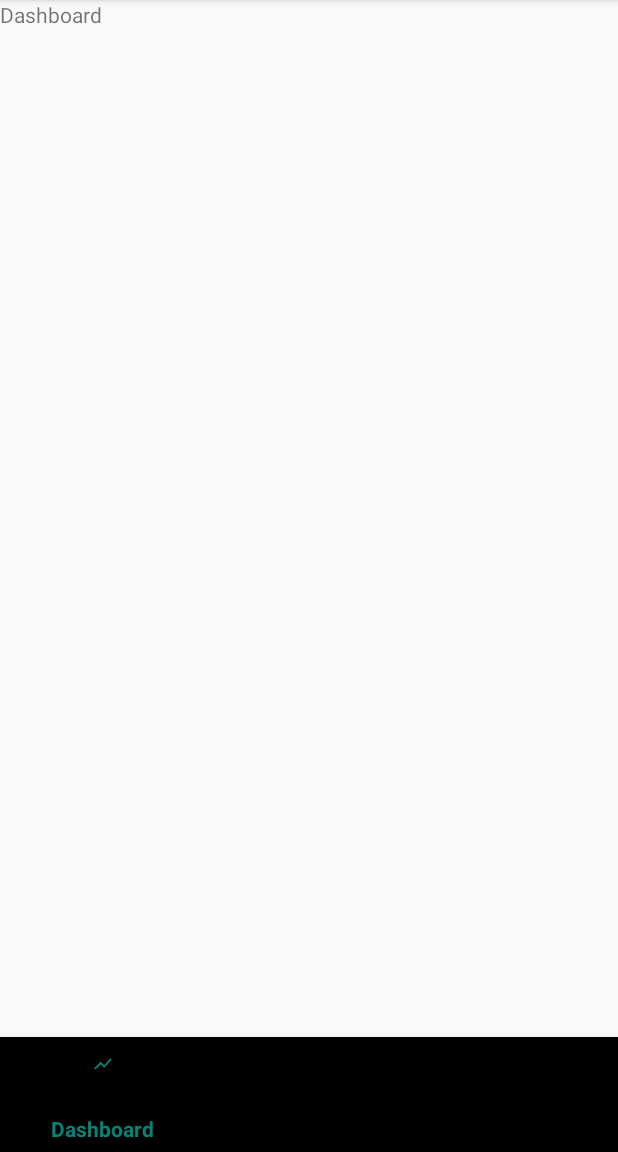
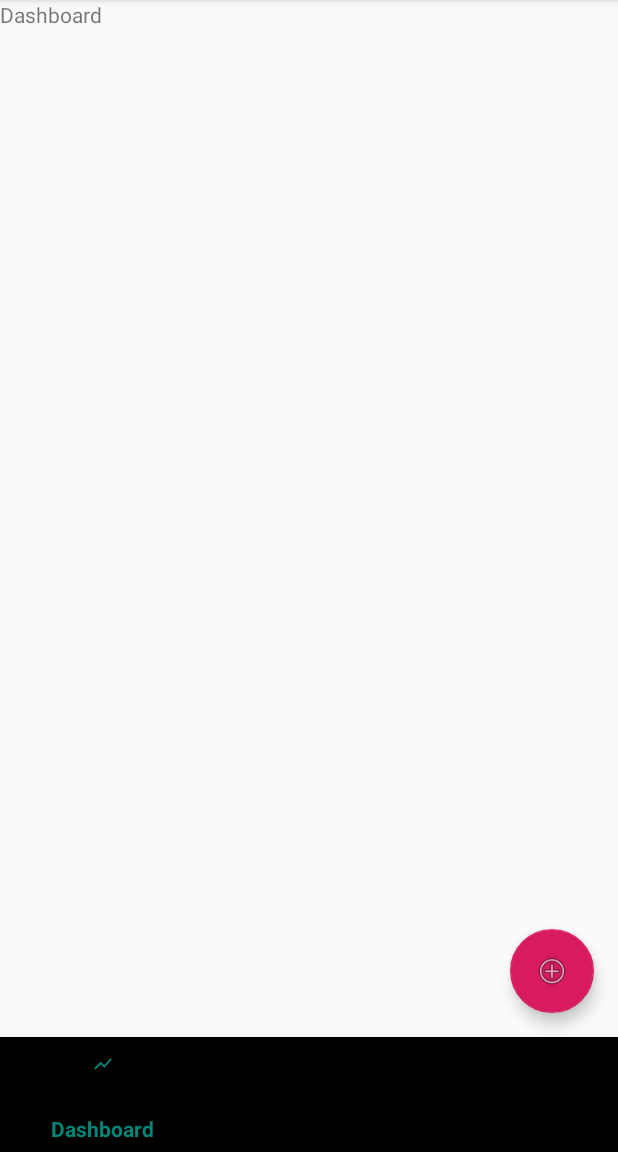
Before and after one commit to procrastinatingVariable/CoffeeTracker, an Android app: the screen it shows after launch once a user with an empty profile is signed in (MainActivity), on a phone screen of 412 x 824 dp, the part 84-1236 px from its top. Run offline under Robolectric (Android 15) with nearby library versions, the phone set to English and light mode, and no system bars; our stand-ins replace Firebase (no records; nobody signed in at launch, a user with empty details on screens opened directly), data binding.

Commit message:
added FAB in Dashboard screen and basic AddCoffee screens

```diff
--- a/app/src/main/AndroidManifest.xml
+++ b/app/src/main/AndroidManifest.xml
@@ -31,6 +31,10 @@
                 <action android:name="android.intent.action.VIEW"/>
             </intent-filter>
         </activity>
+
+        <activity android:name=".addcaffeine.AddRecordActivity"/>
+
+        <activity android:name=".addcaffeine.DetailsActivity" />
     </application>
 
 </manifest>
--- a/app/src/main/java/ro/fmi/ip/trei/coffeetracker/main/dashboard/DashboardFragment.java
+++ b/app/src/main/java/ro/fmi/ip/trei/coffeetracker/main/dashboard/DashboardFragment.java
@@ -1,6 +1,8 @@
 package ro.fmi.ip.trei.coffeetracker.main.dashboard;
 
 import android.arch.lifecycle.ViewModelProviders;
+import android.content.Intent;
+import android.databinding.DataBindingUtil;
 import android.os.Bundle;
 import android.support.annotation.NonNull;
 import android.support.annotation.Nullable;
@@ -8,12 +10,17 @@ import android.support.v4.app.Fragment;
 import android.view.LayoutInflater;
 import android.view.View;
 import android.view.ViewGroup;
+import android.widget.Toast;
 
 import ro.fmi.ip.trei.coffeetracker.R;
+import ro.fmi.ip.trei.coffeetracker.addcaffeine.AddRecordActivity;
+import ro.fmi.ip.trei.coffeetracker.databinding.FragmentDashboardBinding;
+
 
 public class DashboardFragment extends Fragment {
 
-    private DashboardViewModel mViewModel;
+    private DashboardViewModel viewModel;
+    private FragmentDashboardBinding binding;
 
     public static DashboardFragment newInstance() {
         return new DashboardFragment();
@@ -22,13 +29,20 @@ public class DashboardFragment extends Fragment {
     @Override
     public View onCreateView(@NonNull LayoutInflater inflater, @Nullable ViewGroup container,
                              @Nullable Bundle savedInstanceState) {
-        return inflater.inflate(R.layout.fragment_dashboard, container, false);
+        binding = DataBindingUtil.inflate(inflater, R.layout.fragment_dashboard, container, false);
+
+        binding.fab.setOnClickListener(v -> {
+            Intent intent = new Intent(getContext(), AddRecordActivity.class);
+            startActivity(intent);
+        });
+
+        return binding.getRoot();
     }
 
     @Override
     public void onActivityCreated(@Nullable Bundle savedInstanceState) {
         super.onActivityCreated(savedInstanceState);
-        mViewModel = ViewModelProviders.of(this).get(DashboardViewModel.class);
+        viewModel = ViewModelProviders.of(this).get(DashboardViewModel.class);
         // TODO: Use the ViewModel
     }
 
--- a/app/src/main/res/layout/fragment_dashboard.xml
+++ b/app/src/main/res/layout/fragment_dashboard.xml
@@ -1,13 +1,33 @@
 <?xml version="1.0" encoding="utf-8"?>
-<FrameLayout xmlns:android="http://schemas.android.com/apk/res/android"
+<layout
+    xmlns:android="http://schemas.android.com/apk/res/android"
+    xmlns:app="http://schemas.android.com/apk/res-auto"
     xmlns:tools="http://schemas.android.com/tools"
-    android:layout_width="match_parent"
-    android:layout_height="match_parent"
     tools:context=".main.dashboard.DashboardFragment">
 
-    <TextView
+    <android.support.constraint.ConstraintLayout
+        android:id="@+id/constraint_layout"
         android:layout_width="match_parent"
-        android:layout_height="match_parent"
-        android:text="Dashboard" />
+        android:layout_height="match_parent">
 
-</FrameLayout>
+        <TextView
+            android:id="@+id/textView2"
+            android:layout_width="wrap_content"
+            android:layout_height="wrap_content"
+            android:text="Dashboard"
+            app:layout_constraintStart_toStartOf="parent"
+            app:layout_constraintTop_toTopOf="parent" />
+
+        <android.support.design.widget.FloatingActionButton
+            android:id="@+id/fab"
+            android:layout_width="wrap_content"
+            android:layout_height="wrap_content"
+            android:layout_marginEnd="16dp"
+            android:layout_marginBottom="16dp"
+            android:clickable="true"
+            android:src="@android:drawable/ic_menu_add"
+            app:layout_constraintBottom_toBottomOf="parent"
+            app:layout_constraintEnd_toEndOf="parent" />
+
+    </android.support.constraint.ConstraintLayout>
+</layout>
```
Also changed, not shown: app/src/main/java/ro/fmi/ip/trei/coffeetracker/addcaffeine/AddRecordActivity.java (added, +59 -0 lines), app/src/main/java/ro/fmi/ip/trei/coffeetracker/addcaffeine/DetailsActivity.java (added, +24 -0 lines), app/src/main/res/layout/activity_addrecord.xml (added, +58 -0 lines), app/src/main/res/layout/activity_details.xml (added, +22 -0 lines), app/src/main/res/drawable-xxhdpi/clipart_coffee.jpg (added), app/src/main/res/drawable-xxhdpi/clipart_cola.jpg (added), app/src/main/res/drawable-xxhdpi/clipart_tea.jpg (added).
